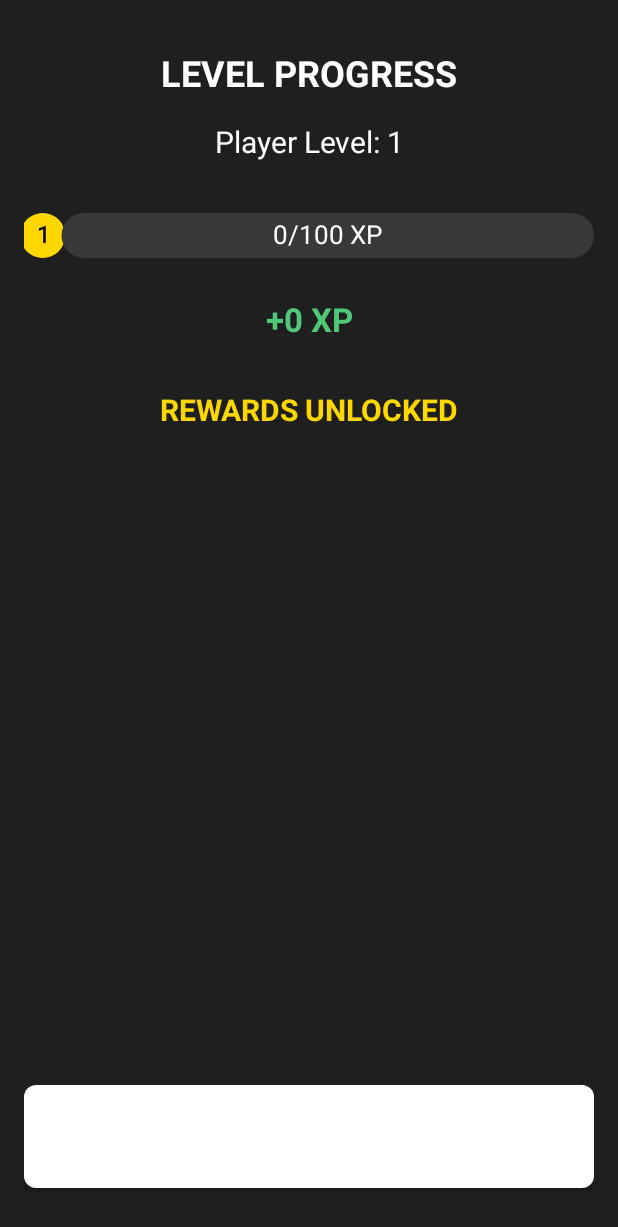
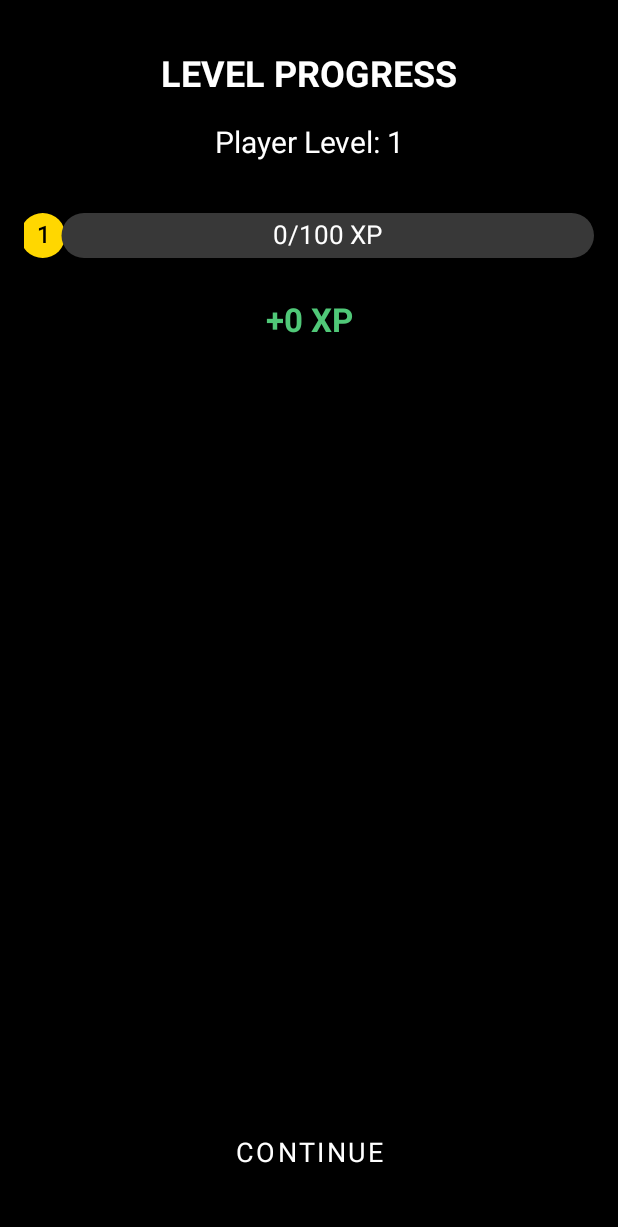
Before and after one commit to cmclark00/mintris, an Android app: the layout progression_screen.xml on its own in the app's theme, with its tools: preview values and no code run, on a phone screen of 412 x 824 dp. Shown: the top 1227 px of the screen. Run offline under Robolectric (Android 15) with nearby library versions, the phone set to English and light mode, and no system bars.

Commit message:
Update progression screen to use minimalist black/white/theme color scheme

```diff
--- a/app/src/main/res/layout/progression_screen.xml
+++ b/app/src/main/res/layout/progression_screen.xml
@@ -4,7 +4,7 @@
     android:layout_height="match_parent"
     android:orientation="vertical"
     android:padding="16dp"
-    android:background="#1F1F1F">
+    android:background="@color/black">
 
     <TextView
         android:id="@+id/progression_title"
@@ -13,7 +13,7 @@
         android:text="LEVEL PROGRESS"
         android:textSize="24sp"
         android:textStyle="bold"
-        android:textColor="#FFFFFF"
+        android:textColor="@color/white"
         android:gravity="center"
         android:layout_marginTop="16dp"
         android:layout_marginBottom="16dp" />
@@ -24,7 +24,7 @@
         android:layout_height="wrap_content"
         android:text="Player Level: 1"
         android:textSize="20sp"
-        android:textColor="#FFFFFF"
+        android:textColor="@color/white"
         android:gravity="center"
         android:layout_marginBottom="24dp" />
 
@@ -56,7 +56,8 @@
         android:textColor="#FFD700"
         android:gravity="center"
         android:layout_marginTop="8dp"
-        android:layout_marginBottom="16dp" />
+        android:layout_marginBottom="16dp"
+        android:visibility="gone" />
 
     <ScrollView
         android:layout_width="match_parent"
@@ -73,14 +74,14 @@
 
     <Button
         android:id="@+id/continue_button"
-        android:layout_width="match_parent"
+        android:layout_width="200dp"
         android:layout_height="wrap_content"
         android:text="CONTINUE"
         android:textSize="18sp"
-        android:padding="16dp"
+        android:layout_gravity="center"
         android:layout_marginTop="16dp"
         android:layout_marginBottom="16dp"
-        android:background="@drawable/rounded_button"
-        android:textColor="#FFFFFF" />
+        android:background="@color/transparent"
+        android:textColor="@color/white" />
 
 </LinearLayout>
```
Also changed, not shown: app/src/main/java/com/mintris/model/PlayerProgressionManager.kt (+35 -3 lines), app/src/main/java/com/mintris/ui/ProgressionScreen.kt (+6 -6 lines), app/src/main/java/com/mintris/ui/ThemeSelector.kt (+33 -4 lines).
